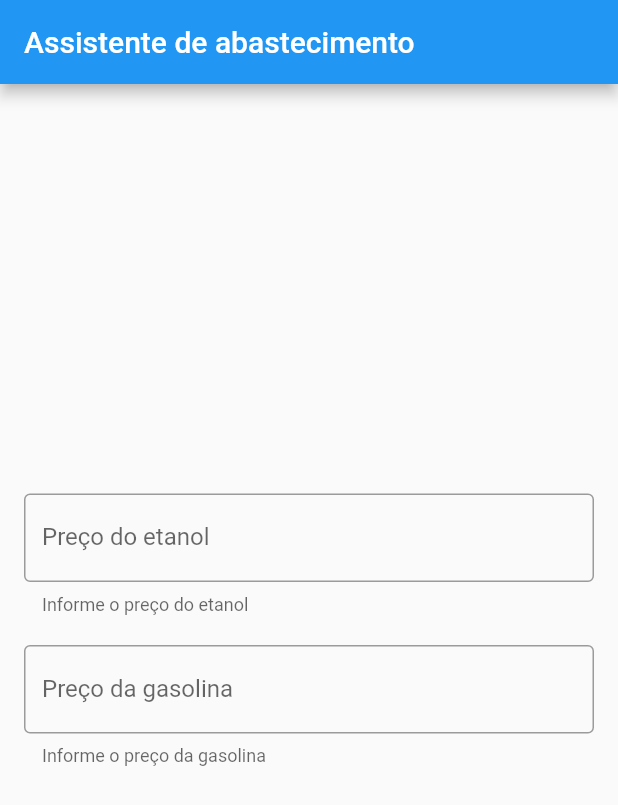
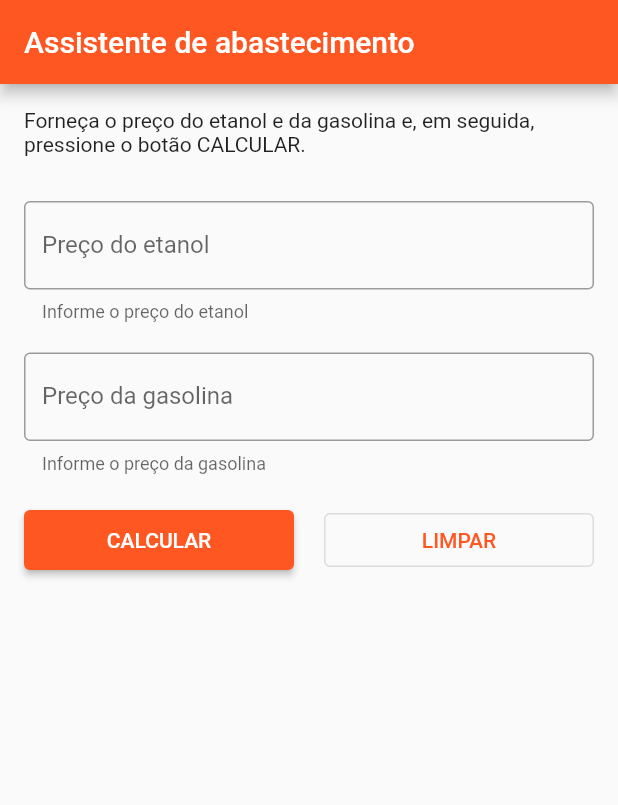
Before and after one commit to lopesneto/assistente_de_abastecimento., a Flutter app: the screen it shows after launch, on a phone screen of 412 x 824 dp. Shown: the top 805 px of the screen. Run offline on Flutter 3.47's test engine with Material 2 defaults, Android fonts, the phone set to English and light mode, and no system bars.

Commit message:
Altera layout para incluir scroll e botões para calcular e limpar.

```diff
--- a/lib/main.dart
+++ b/lib/main.dart
@@ -1,3 +1,4 @@
+import 'dart:ui';
 import 'package:flutter/material.dart';
 
 void main() {
@@ -12,7 +13,7 @@ class MyApp extends StatelessWidget {
     return MaterialApp(
       title: 'Assistente de abastecimento',
       theme: ThemeData(
-        primarySwatch: Colors.blue,
+        primarySwatch: Colors.deepOrange,
       ),
       home: const MyHomePage(title: 'Assistente de abastecimento'),
     );
@@ -30,21 +31,54 @@ class MyHomePage extends StatefulWidget {
 
 class _MyHomePageState extends State<MyHomePage> {
   final _formKey = GlobalKey<FormState>();
-  double? preco_gasolina;
-  double? preco_etanol;
+  double? precoDaGasolina;
+  double? precoDoEtanol;
 
   double _calcularRelacaoEtanolGasolina() {
-    return preco_etanol! / preco_gasolina!;
+    return precoDoEtanol! / precoDaGasolina!;
   }
 
   _buildResultado(BuildContext context) {
-    if (preco_etanol != null && preco_gasolina != null) {
+    var estiloDoTexto = Theme.of(context)
+        .textTheme
+        .titleLarge
+        ?.merge(TextStyle(color: Colors.white));
+    if (precoDoEtanol != null && precoDaGasolina != null) {
       double relacao = _calcularRelacaoEtanolGasolina();
+      var texto;
+      var cor;
       if (relacao <= 0.7) {
-        return Text('É melhor abastecer com etanol');
+        texto = Text(
+          'É melhor abastecer com etanol',
+          style: estiloDoTexto,
+        );
+        cor = Colors.green;
       } else {
-        return Text('É melhor abastecer com gasolina');
+        texto = Text(
+          'É melhor abastecer com gasolina',
+          style: estiloDoTexto,
+        );
+        cor = Colors.blueGrey;
       }
+      var caixa = Row(
+        children: [
+          Expanded(
+            child: Container(
+              padding: EdgeInsets.all(20),
+              decoration: BoxDecoration(
+                color: cor,
+                borderRadius: BorderRadius.all(
+                  Radius.circular(5),
+                ),
+              ),
+              child: Center(
+                child: texto,
+              ),
+            ),
+          ),
+        ],
+      );
+      return caixa;
     } else {
       return Container();
     }
@@ -56,12 +90,16 @@ class _MyHomePageState extends State<MyHomePage> {
       appBar: AppBar(
         title: Text(widget.title),
       ),
-      body: Padding(
+      body: SingleChildScrollView(
+        child: Padding(
           padding: const EdgeInsets.all(16.0),
-        child: Center(
           child: Column(
-            mainAxisAlignment: MainAxisAlignment.center,
             children: <Widget>[
+              Text('Forneça o preço do etanol e da gasolina e, '
+                  'em seguida, pressione o botão CALCULAR.'),
+              SizedBox(
+                height: 30,
+              ),
               Form(
                 key: _formKey,
                 child: Column(
@@ -85,18 +123,9 @@ class _MyHomePageState extends State<MyHomePage> {
                         }
                         return null;
                       },
-                      onChanged: (value) {
-                        if (_formKey.currentState!.validate()) {
-                          _formKey.currentState!.save();
-                        } else {
-                          setState(() {
-                            preco_etanol = null;
-                          });
-                        }
-                      },
                       onSaved: (value) {
                         setState(() {
-                          preco_etanol = double.parse(value!);
+                          precoDoEtanol = double.parse(value!);
                         });
                       },
                     ),
@@ -122,21 +151,54 @@ class _MyHomePageState extends State<MyHomePage> {
                         }
                         return null;
                       },
-                      onChanged: (value) {
+                      onSaved: (value) {
+                        setState(() {
+                          precoDaGasolina = double.parse(value!);
+                        });
+                      },
+                    ),
+                    SizedBox(
+                      height: 20,
+                    ),
+                    Row(
+                      children: [
+                        Expanded(
+                          child: ElevatedButton(
+                            onPressed: () {
                               if (_formKey.currentState!.validate()) {
                                 _formKey.currentState!.save();
                               } else {
                                 setState(() {
-                            preco_gasolina = null;
+                                  precoDoEtanol = null;
+                                  precoDaGasolina = null;
                                 });
                               }
                             },
-                      onSaved: (value) {
-                        preco_gasolina = double.parse(value!);
+                            child: const Text('CALCULAR'),
+                            style: ElevatedButton.styleFrom(
+                              minimumSize: const Size.fromHeight(40),
+                            ),
+                          ),
+                        ),
+                        SizedBox(
+                          width: 20,
+                        ),
+                        Expanded(
+                          child: OutlinedButton(
+                            child: Text('LIMPAR'),
+                            onPressed: () {
+                              _formKey.currentState!.reset();
+                              setState(() {
+                                precoDoEtanol = null;
+                                precoDaGasolina = null;
+                              });
                             },
                           ),
+                        ),
+                      ],
+                    ),
                     SizedBox(
-                      height: 40,
+                      height: 20,
                     ),
                     _buildResultado(context),
                   ],
```
Lines whose indentation alone changed are shown as unchanged.
